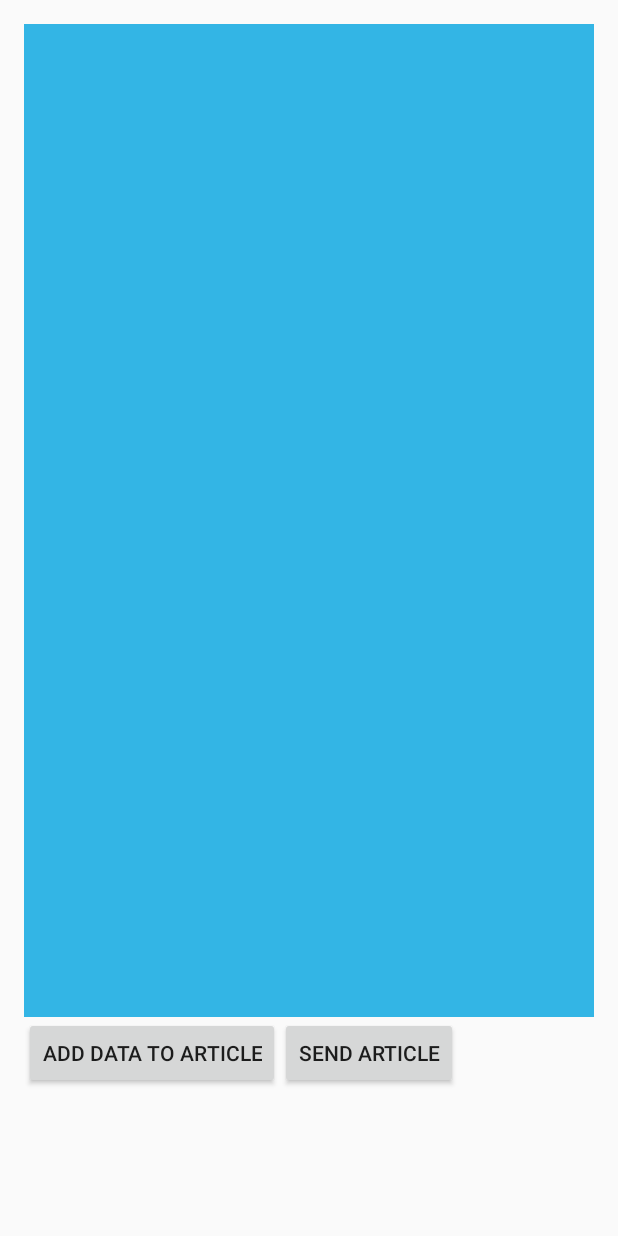
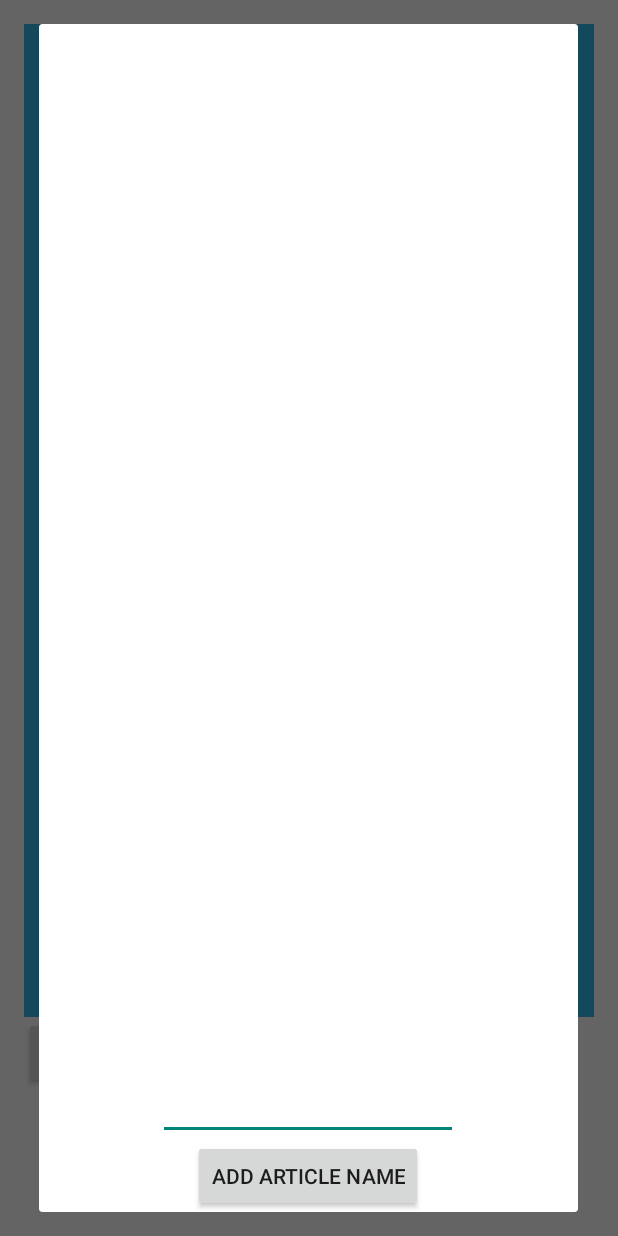
Before and after one commit to sunith87/NewsCodefest, an Android app: the screen it shows after launch (HomeActivity), after a tap on "SEND ARTICLE", on a phone screen of 412 x 824 dp. Run offline under Robolectric (Android 15) with nearby library versions, the phone set to English and light mode, and no system bars; libraries missing offline, so code that uses them is left out: com.amazonaws.auth, com.amazonaws.services, com.amazonaws.util.

Commit message:
Article deletion. Article Naming

```diff
--- a/Codefest/app/src/main/java/com/example/snair/codefest/HomeActivity.java
+++ b/Codefest/app/src/main/java/com/example/snair/codefest/HomeActivity.java
@@ -2,6 +2,7 @@ package com.example.snair.codefest;
 
 import android.app.Activity;
 import android.app.AlertDialog;
+import android.app.Dialog;
 import android.content.ActivityNotFoundException;
 import android.content.DialogInterface;
 import android.content.Intent;
@@ -16,6 +17,7 @@ import android.speech.RecognizerIntent;
 import android.util.Log;
 import android.view.LayoutInflater;
 import android.view.View;
+import android.widget.AdapterView;
 import android.widget.ArrayAdapter;
 import android.widget.Button;
 import android.widget.EditText;
@@ -42,7 +44,7 @@ public class HomeActivity extends Activity {
     private static final int TAKE_PICTURE_REQUEST_CODE = 1;
     public static final String SLASH = "/";
     private static final int TAKE_VIDEO_REQUEST_CODE = 2;
-    private static final Bitmap.CompressFormat IMAGE_FORMAT = Bitmap.CompressFormat.PNG;
+    private static final Bitmap.CompressFormat IMAGE_FORMAT = Bitmap.CompressFormat.JPEG;
     private static final int SPEECH_REQUEST_CODE = 101;
     private Button mButtonAdd;
     private Button mButtonSubmit;
@@ -60,6 +62,7 @@ public class HomeActivity extends Activity {
     private AlertDialog mTextAdderAlertDialog;
     private OptionsAdapter mOptionsAdapter;
     private AlertDialog mImageNameDialog;
+    private AlertDialog mArticleNameDialog;
     private View.OnClickListener submitClickListener = new View.OnClickListener() {
         @Override
         public void onClick(View v) {
@@ -67,6 +70,7 @@ public class HomeActivity extends Activity {
         }
     };
     private EditText mTextEditor;
+
 
 
     @Override
@@ -83,6 +87,13 @@ public class HomeActivity extends Activity {
         mOptionRenderer = (ListView) findViewById(R.id.optionRenderer);
         mArticleItems = new ArrayList<EachItem>();
         mOptionsAdapter = new OptionsAdapter(HomeActivity.this, android.R.layout.simple_list_item_2, mArticleItems);
+        mOptionRenderer.setOnItemLongClickListener(new AdapterView.OnItemLongClickListener() {
+            @Override
+            public boolean onItemLongClick(AdapterView<?> parent, View view, int position, long id) {
+                mOptionsAdapter.remove(mArticleItems.get(position));
+                return false;
+            }
+        });
         mOptionRenderer.setAdapter(mOptionsAdapter);
 
     }
@@ -179,7 +190,7 @@ public class HomeActivity extends Activity {
             startActivityForResult(intent, SPEECH_REQUEST_CODE);
         } catch (ActivityNotFoundException a) {
             Toast.makeText(getApplicationContext(),
-                 "No Activity",
+                 "No Speech to Text Support",
                     Toast.LENGTH_SHORT).show();
         }
     }
@@ -213,8 +224,9 @@ public class HomeActivity extends Activity {
                 showAssetNameDialog(requestCode, inputStream, length);
             } else if (requestCode == TAKE_PICTURE_REQUEST_CODE){
                 Bitmap bitmap = (Bitmap) intent.getExtras().get("data");
+                Uri imageUri = getImageUri(bitmap);
                 ByteArrayOutputStream os = new ByteArrayOutputStream();
-                bitmap.compress(IMAGE_FORMAT, 80, os);
+                bitmap.compress(IMAGE_FORMAT, 100, os);
                 inputStream = new ByteArrayInputStream(os.toByteArray());
                 length = os.toByteArray().length;
                 showAssetNameDialog(requestCode, inputStream, length);
@@ -239,6 +251,13 @@ public class HomeActivity extends Activity {
         }
     }
 
+    private Uri getImageUri(Bitmap bitmap){
+        ByteArrayOutputStream bytes = new ByteArrayOutputStream();
+        bitmap.compress(Bitmap.CompressFormat.JPEG, 100, bytes);
+        String path = MediaStore.Images.Media.insertImage(getContentResolver(), bitmap, "Title", null);
+        return Uri.parse(path);
+    }
+
     private void showAssetNameDialog(final int requestCode, InputStream inputStream, long length) {
         AlertDialog.Builder builder = new AlertDialog.Builder(this);
         View view = LayoutInflater.from(this).inflate(R.layout.image_name, null);
@@ -257,7 +276,7 @@ public class HomeActivity extends Activity {
                 EachItem item = null;
                 switch (requestCode) {
                     case TAKE_PICTURE_REQUEST_CODE:
-                        String imageResource = editText.getText().toString()+"."+ IMAGE_FORMAT.toString();
+                        String imageResource = editText.getText().toString()+"."+ IMAGE_FORMAT.toString().toLowerCase();
                         item = new EachItem(EachItem.IMAGE_OPTION,
                                 imageResource, HomeActivity.this);
                         break;
@@ -320,13 +339,40 @@ public class HomeActivity extends Activity {
 
         Gson gson = new Gson();
         String jsonString = gson.toJson(articleDataArrayList);
-        sendArticle(client, jsonString);
+        Log.v(TAG,"Json = "+jsonString);
+        sendArticle(jsonString);
 
     }
 
 
-    private void sendArticle(ArticleClient client, String json) {
-        client.putArticle("ArticleName", json);
+    private void sendArticle( final String json) {
+        AlertDialog.Builder builder = new AlertDialog.Builder(this);
+        View view = LayoutInflater.from(this).inflate(R.layout.article_name, null);
+        Button articleNameButton = (Button) view.findViewById(R.id.articleNameButton);
+        final EditText editText = (EditText) view.findViewById(R.id.articleNameText);
+        articleNameButton.setOnClickListener(new View.OnClickListener() {
+            @Override
+            public void onClick(View v) {
+                String articleName = editText.getText().toString();
+
+
+                if (mArticleNameDialog != null){
+                    mArticleNameDialog.dismiss();
+                }
+
+                if (articleName != null && !articleName.isEmpty()) {
+                    client.putArticle(articleName, json);
+                } else {
+                    Toast.makeText(getApplicationContext(),
+                            "Enter a valid name to send the article",
+                            Toast.LENGTH_SHORT).show();
+                }
+            }
+        });
+        builder.setView(view);
+        mArticleNameDialog = builder.create();
+        mArticleNameDialog.show();
+
     }
 
     private void uploadAsset(InputStream inputStream, String name, long length) {
--- /dev/null
+++ b/Codefest/app/src/main/res/layout/article_name.xml
@@ -0,0 +1,21 @@
+<?xml version="1.0" encoding="utf-8"?>
+<RelativeLayout xmlns:android="http://schemas.android.com/apk/res/android"
+    android:layout_width="match_parent"
+    android:layout_height="match_parent">
+
+    <Button
+        android:id="@+id/articleNameButton"
+        android:layout_width="wrap_content"
+        android:layout_height="wrap_content"
+        android:layout_alignParentBottom="true"
+        android:layout_centerHorizontal="true"
+        android:text="Add Article Name" />
+
+    <EditText
+        android:id="@+id/articleNameText"
+        android:layout_width="200dip"
+        android:layout_height="100dip"
+        android:layout_above="@id/articleNameButton"
+        android:layout_centerHorizontal="true"
+        android:gravity="top|left" />
+</RelativeLayout>
--- a/Codefest/app/src/main/res/layout/individual_item.xml
+++ b/Codefest/app/src/main/res/layout/individual_item.xml
@@ -9,9 +9,4 @@
         android:id= "@+id/textRenderer"
         android:inputType="textMultiLine"
         android:editable="true"/>
-
-    <ImageView
-        android:layout_width="200dip"
-        android:layout_height="200dip"
-        android:id= "@+id/imageRenderer"/>
 </LinearLayout>
```
Also changed, not shown: Codefest/app/src/main/java/com/example/snair/codefest/ArticleClient.java (+13 -10 lines), Codefest/app/src/main/java/com/example/snair/codefest/OptionsAdapter.java (+2 -6 lines).
